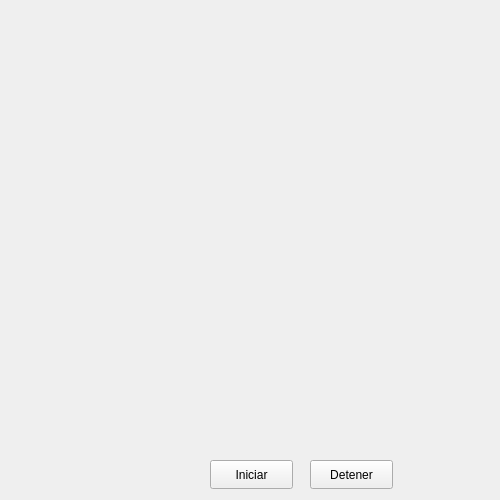
This is dialog.ui in XavierSs21/appFractalDragon as Qt 5 draws it before an edit. The edited form follows.
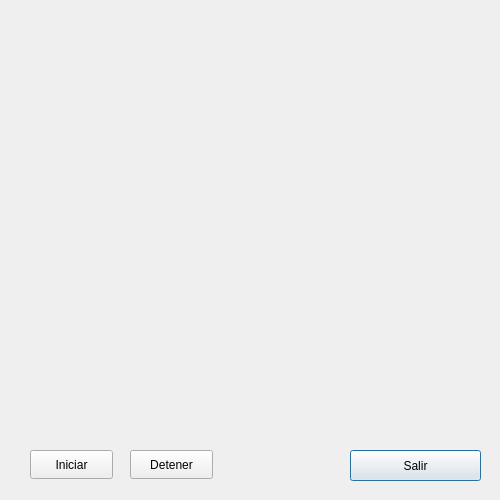
This is the edited form.

Commit message: Implementa fractal de mandel en dialg.cpp y resize del frame

```diff
--- a/dialog.ui
+++ b/dialog.ui
@@ -16,8 +16,8 @@
   <widget class="QPushButton" name="pushBtnSalir">
    <property name="geometry">
     <rect>
-     <x>650</x>
-     <y>550</y>
+     <x>350</x>
+     <y>450</y>
      <width>131</width>
      <height>31</height>
     </rect>
@@ -29,8 +29,8 @@
   <widget class="QPushButton" name="pushBtnIniciar">
    <property name="geometry">
     <rect>
-     <x>210</x>
-     <y>460</y>
+     <x>30</x>
+     <y>450</y>
      <width>83</width>
      <height>29</height>
     </rect>
@@ -42,8 +42,8 @@
   <widget class="QPushButton" name="pushBtnDetener">
    <property name="geometry">
     <rect>
-     <x>310</x>
-     <y>460</y>
+     <x>130</x>
+     <y>450</y>
      <width>83</width>
      <height>29</height>
     </rect>
```
The commit also changes 2 other files.
